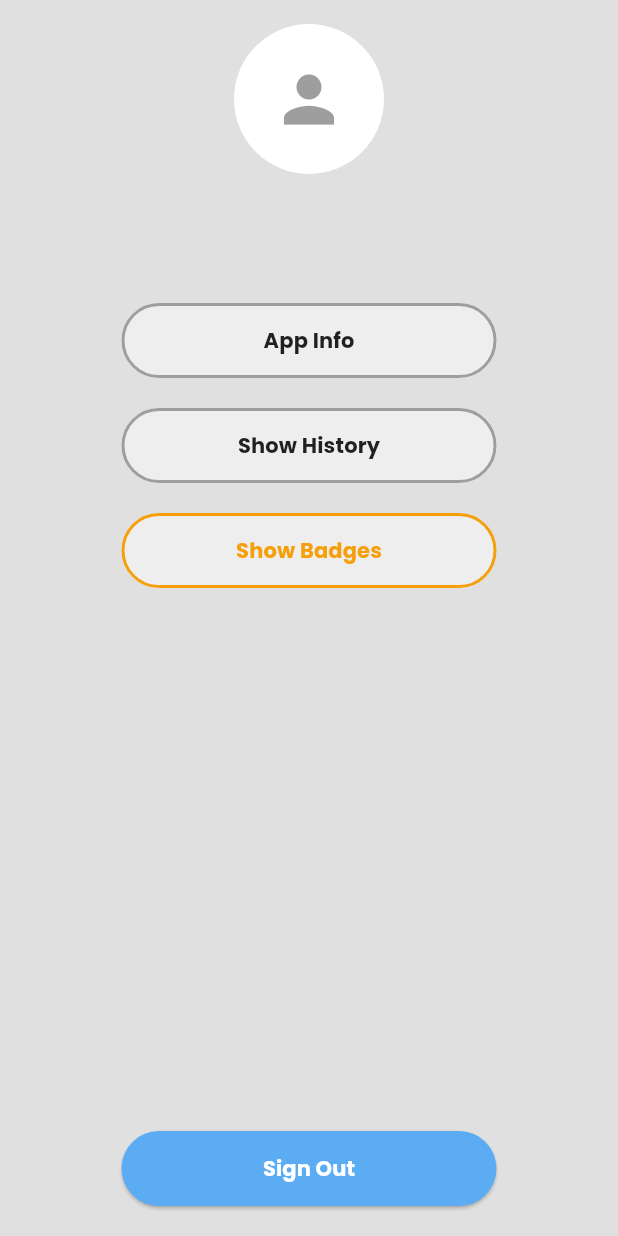
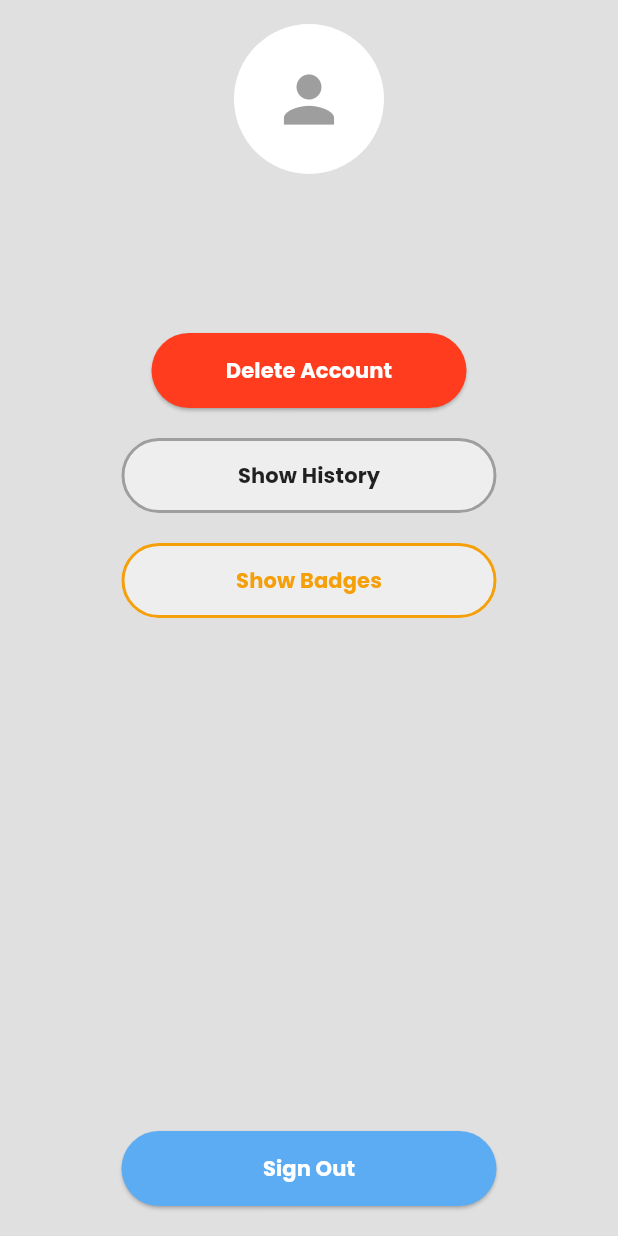
Before and after one commit to qwertyfireball/rebottle, a Flutter app: the AccountPage screen opened directly, on a phone screen of 412 x 824 dp. Run offline on Flutter 3.47's test engine with Material 3 defaults, Android fonts, the light colour scheme and no system bars; our stand-ins replace animated_flip_counter, cloud_firestore, firebase_auth, firebase_core, flutter_rating_bar, google_fonts and 4 more; missing offline and left inert: mobile_scanner; accounts and stored records are empty.

Commit message:
dec_13th

```diff
--- a/lib/pages_correct_version/customer_pages/account_page.dart
+++ b/lib/pages_correct_version/customer_pages/account_page.dart
@@ -124,20 +124,66 @@ class _AccountPageState extends State<AccountPage> {
                 children: [
                   SizedBox(
                     width: 250, // Fixed width for buttons
-                    child: OutlinedButton(
-                      onPressed: () => _showInfoDialog(
-                        context,
-                        "App Info",
-                        "Rebottle App\nVersion: 1.0.0\nDeveloped by Matt Shih and Michael Shih",
+                    child: //account deletion button
+                        Padding(
+                      padding: const EdgeInsets.all(20),
+                      child: Center(
+                        child: SizedBox(
+                          width: 250,
+                          child: ElevatedButton(
+                            onPressed: () async {
+                              try {
+                                final user = FirebaseAuth.instance.currentUser;
+                                if (user != null) {
+                                  await FirebaseFirestore.instance
+                                      .collection('customer')
+                                      .doc(user.uid)
+                                      .delete();
+
+                                  await user.delete();
+                                  await FirebaseAuth.instance.signOut();
+
+                                  Navigator.pushReplacementNamed(
+                                      context, '/signup');
+                                }
+                              } catch (e) {
+                                print('Error deleting account: $e');
+
+                                if (e
+                                    .toString()
+                                    .contains('requires-recent-login')) {
+                                  ScaffoldMessenger.of(context).showSnackBar(
+                                    SnackBar(
+                                      content: Text(
+                                          'Please log in again to delete your account.'),
+                                    ),
+                                  );
+
+                                  await FirebaseAuth.instance.signOut();
+                                  Navigator.pushReplacementNamed(
+                                      context, '/login');
+                                }
+                              }
+                            },
+                            style: ElevatedButton.styleFrom(
+                              backgroundColor: Color(0xFFFF3C1D),
+                              foregroundColor: Colors.white,
+                              padding: const EdgeInsets.symmetric(vertical: 15),
+                              shape: RoundedRectangleBorder(
+                                borderRadius: BorderRadius.circular(25),
+                              ),
+                            ),
+                            child: Text(
+                              'Delete Account',
+                              style: GoogleFonts.poppins(
+                                  fontWeight: FontWeight.bold),
+                            ),
+                          ),
+                        ),
                       ),
-                      style: _buttonStyle(),
-                      child: Text('App Info',
-                          style: GoogleFonts.poppins(
-                              color: Colors.black87,
-                              fontWeight: FontWeight.bold)),
                     ),
                   ),
-                  const SizedBox(height: 20),
+
                   SizedBox(
                     width: 250, // Fixed width for buttons
                     child: OutlinedButton(
@@ -288,9 +334,7 @@ class _AccountPageState extends State<AccountPage> {
                   ),
                 ),
               ),
-            ]
-
-            else if (showBadges) ...[
+            ] else if (showBadges) ...[
               Expanded(
                   child: GridView.builder(
                 gridDelegate: const SliverGridDelegateWithFixedCrossAxisCount(
```
Also changed, not shown: lib/pages_correct_version/customer_pages/customer_scanner.dart (+89 -55 lines), lib/pages_correct_version/owner_pages/owner_scanner.dart (+53 -0 lines), pubspec.yaml (+8 -0 lines), assets/app_icon.png (added), pubspec.lock, 29 other files.
